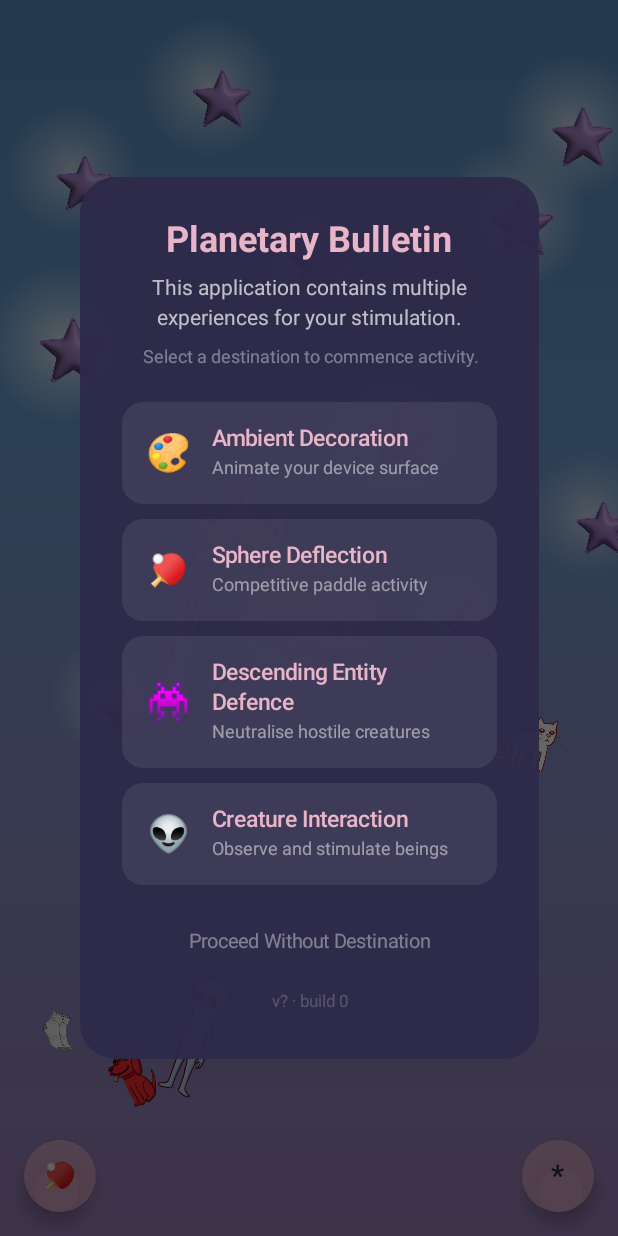
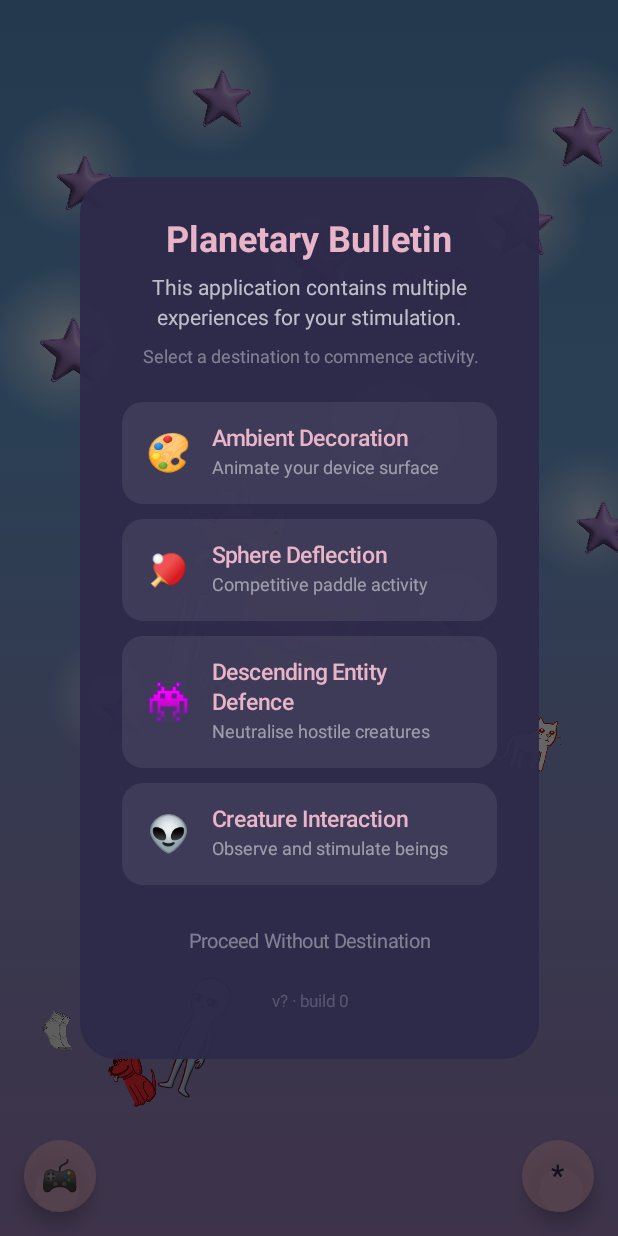
Before and after one commit to CryptoProgenitor/StrangePlanet, an Android app built with Jetpack Compose: the screen it shows after launch (MainActivity), on a phone screen of 412 x 824 dp. Run offline under Robolectric (Android 15) with nearby library versions, the phone set to English and light mode, and no system bars.

```diff
--- a/app/src/main/java/com/quokkalabs/strangeplanet/MainActivity.kt
+++ b/app/src/main/java/com/quokkalabs/strangeplanet/MainActivity.kt
@@ -41,7 +41,7 @@ class MainActivity : ComponentActivity() {
                         Screen.INTERACTIVE -> InteractiveScreen(
                             viewModel = viewModel,
                             onOpenSettings = { screen = Screen.SETTINGS },
-                            onOpenGame = { screen = Screen.PONG },
+                            onOpenGame = { showBulletin = true },
                         )
                         Screen.SETTINGS -> SettingsScreen(
                             viewModel = viewModel,
--- a/app/src/main/java/com/quokkalabs/strangeplanet/ui/screen/InteractiveScreen.kt
+++ b/app/src/main/java/com/quokkalabs/strangeplanet/ui/screen/InteractiveScreen.kt
@@ -136,7 +136,7 @@ fun InteractiveScreen(
                 containerColor = AlienPink.copy(alpha = 0.7f),
                 contentColor = DeepNavy,
             ) {
-                Text("🏓", fontSize = 20.sp)
+                Text("🎮", fontSize = 20.sp)
             }
 
             // Settings button
```
